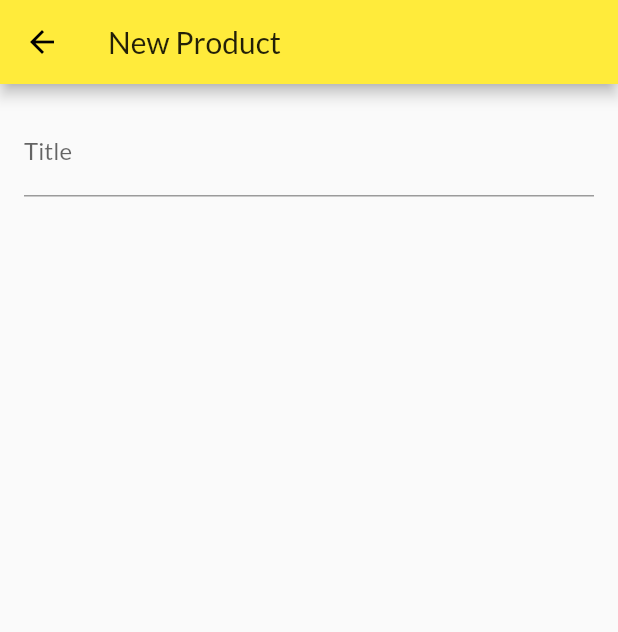
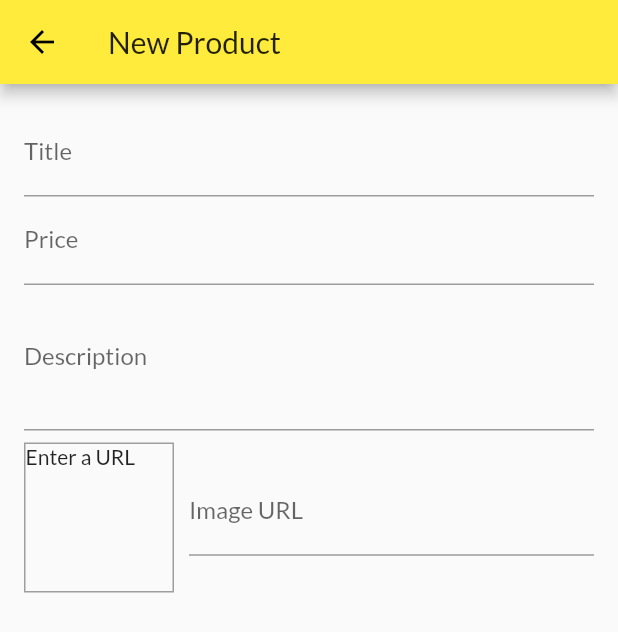
Before and after one commit to RAndrewKoch/shop_app, a Flutter app: the EditProductScreen screen opened by its route, on a phone screen of 412 x 824 dp. Shown: the top 632 px of the screen. Run offline on Flutter 3.47's test engine with Material 2 defaults, Android fonts, the phone set to English and light mode, and no system bars; network calls fail.

Commit message:
-adding form, through photo input

```diff
--- a/lib/screens/edit_product_screen.dart
+++ b/lib/screens/edit_product_screen.dart
@@ -10,6 +10,13 @@ class EditProductScreen extends StatefulWidget {
 }
 
 class _EditProductScreenState extends State<EditProductScreen> {
+  final _urlController = TextEditingController();
+
+  void dispose() {
+    _urlController.dispose();
+    super.dispose();
+  }
+
   @override
   Widget build(BuildContext context) {
     Product? editingProduct;
@@ -19,14 +26,77 @@ class _EditProductScreenState extends State<EditProductScreen> {
 
     return Scaffold(
       appBar: AppBar(
-        title: Text(editingProduct!=null? "Editing ${editingProduct.title}" : "New Product"),
+        title: Text(editingProduct != null
+            ? "Editing ${editingProduct.title}"
+            : "New Product"),
       ),
       body: Padding(
         padding: const EdgeInsets.all(16.0),
         child: Form(
           child: ListView(
             children: [
-              TextFormField(decoration: InputDecoration(labelText: "Title"), textInputAction: TextInputAction.next, initialValue: editingProduct!=null?editingProduct.title:null,),
+              TextFormField(
+                decoration: InputDecoration(labelText: "Title"),
+                textInputAction: TextInputAction.next,
+                initialValue:
+                    editingProduct != null ? editingProduct.title : null,
+              ),
+              TextFormField(
+                decoration: InputDecoration(labelText: "Price"),
+                keyboardType: TextInputType.number,
+                textInputAction: TextInputAction.next,
+                initialValue: editingProduct != null
+                    ? editingProduct.price.toStringAsFixed(2)
+                    : null,
+              ),
+              TextFormField(
+                decoration: InputDecoration(labelText: "Description"),
+                maxLines: 3,
+                textInputAction: TextInputAction.next,
+                initialValue:
+                    editingProduct != null ? editingProduct.description : null,
+              ),
+              Row(
+                children: [
+                  Container(
+                    width: 100,
+                    height: 100,
+                    margin: EdgeInsets.only(
+                      top: 8,
+                      right: 10,
+                    ),
+                    decoration: BoxDecoration(
+                      border: Border.all(
+                        width: 1,
+                        color: Colors.grey,
+                      ),
+                    ),
+                    child: _urlController.text.isEmpty
+                        ? Text('Enter a URL')
+                        : FittedBox(
+                            child: Image.network(
+                              _urlController.text,
+                              fit: BoxFit.cover,
+                            ),
+                          ),
+                  ),
+                  Expanded(
+                    child: TextFormField(
+                      decoration: InputDecoration(
+                        labelText: "Image URL",
+                      ),
+                      keyboardType: TextInputType.url,
+                      textInputAction: TextInputAction.done,
+                      controller: _urlController,
+                      onEditingComplete: () {
+                        setState(() {
+
+                        });
+                      },
+                    ),
+                  ),
+                ],
+              ),
             ],
           ),
         ),
```
